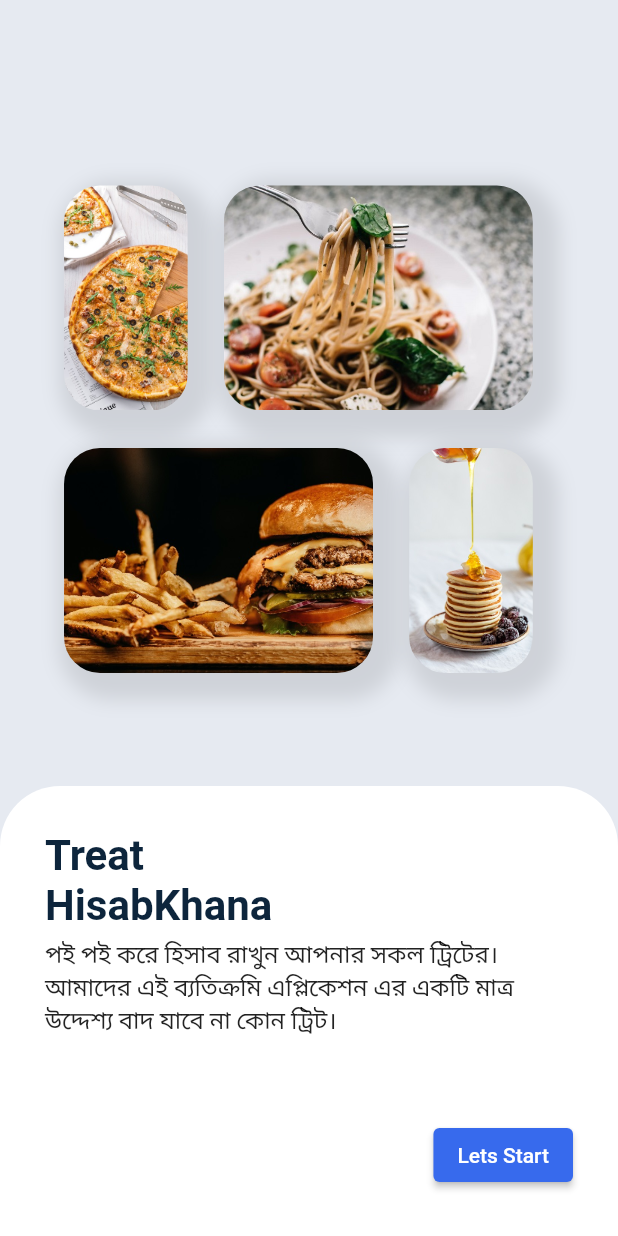
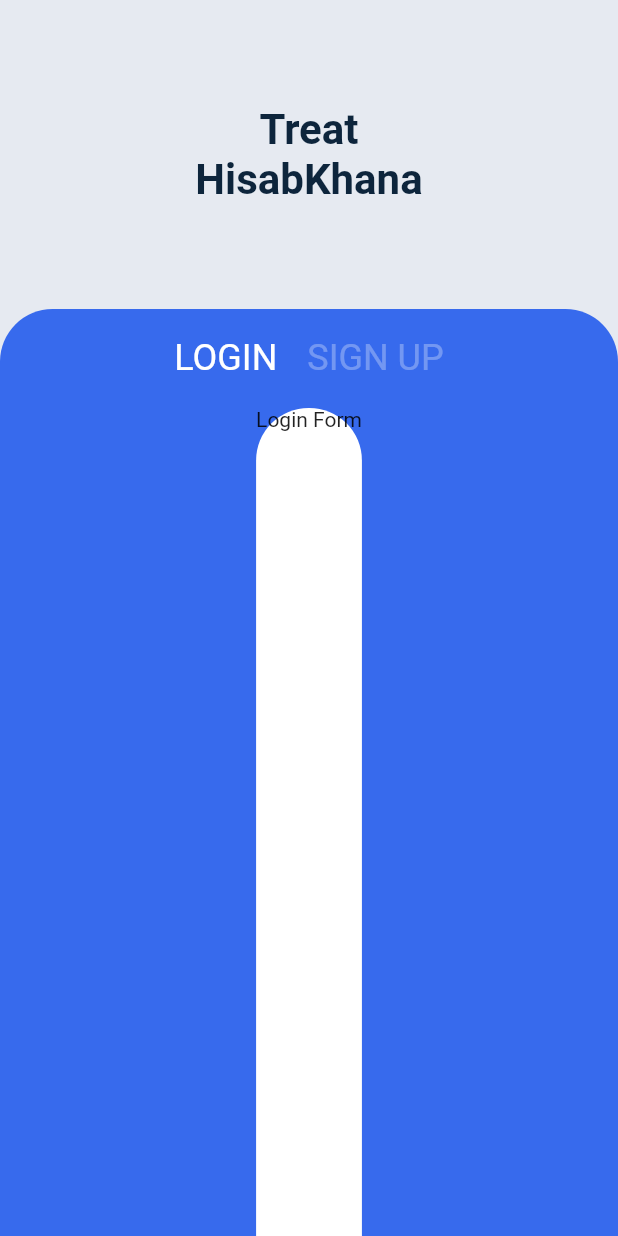
Before and after one commit to TanvirMahin24/treat-hisabkhana, a Flutter app: the screen it shows after launch, after a tap on "Lets Start", on a phone screen of 412 x 824 dp. Run offline on Flutter 3.47's test engine with Material 2 defaults, Android fonts, the phone set to English and light mode, and no system bars.

Commit message:
login signup file made

```diff
--- a/lib/pages/homepage.dart
+++ b/lib/pages/homepage.dart
@@ -1,5 +1,6 @@
 import 'package:flutter/cupertino.dart';
 import 'package:flutter/material.dart';
+import 'package:treat_hisabkhana/pages/login.dart';
 
 class Home extends StatefulWidget {
   const Home({Key? key}) : super(key: key);
@@ -9,12 +10,22 @@ class Home extends StatefulWidget {
 }
 
 class _HomeState extends State<Home> {
+  bool isAuth = false;
+  nextClickFunc(BuildContext ctx) {
+    if (isAuth) {
+      //ROUTE DASHBOARD
+    } else {
+      //ROUTE LOGIN
+      Navigator.push(
+          context, MaterialPageRoute(builder: (context) => const LoginPage()));
+    }
+  }
+
   @override
   Widget build(BuildContext context) {
     return Scaffold(
-      backgroundColor: Color.fromRGBO(230, 234, 241, 1),
-      body: Container(
-        child: Column(
+      backgroundColor: const Color.fromRGBO(230, 234, 241, 1),
+      body: Column(
         mainAxisAlignment: MainAxisAlignment.spaceBetween,
         children: [
           Column(
@@ -28,14 +39,14 @@ class _HomeState extends State<Home> {
                   Stack(
                     children: [
                       Container(
-                          margin: const EdgeInsets.all(5),
+                        margin: const EdgeInsets.all(3),
                         decoration: BoxDecoration(
                           boxShadow: [
                             BoxShadow(
                               color: Colors.black.withOpacity(.1),
                               blurRadius: 10,
                               spreadRadius: 8,
-                                offset: const Offset(0, 0),
+                              offset: const Offset(5, 5),
                             ),
                           ],
                           borderRadius: BorderRadius.circular(35),
@@ -43,8 +54,8 @@ class _HomeState extends State<Home> {
                         child: ClipRRect(
                           borderRadius: BorderRadius.circular(28),
                           child: SizedBox(
-                              width: MediaQuery.of(context).size.width * .21,
-                              height: 155,
+                            width: MediaQuery.of(context).size.width * .2,
+                            height: 150,
                           ),
                         ),
                       ),
@@ -67,14 +78,14 @@ class _HomeState extends State<Home> {
                   Stack(
                     children: [
                       Container(
-                          margin: const EdgeInsets.all(5),
+                        margin: const EdgeInsets.all(3),
                         decoration: BoxDecoration(
                           boxShadow: [
                             BoxShadow(
                               color: Colors.black.withOpacity(.1),
                               blurRadius: 10,
                               spreadRadius: 8,
-                                offset: const Offset(0, 0),
+                              offset: const Offset(5, 5),
                             ),
                           ],
                           borderRadius: BorderRadius.circular(35),
@@ -82,8 +93,8 @@ class _HomeState extends State<Home> {
                         child: ClipRRect(
                           borderRadius: BorderRadius.circular(28),
                           child: SizedBox(
-                              width: MediaQuery.of(context).size.width * .51,
-                              height: 155,
+                            width: MediaQuery.of(context).size.width * .5,
+                            height: 150,
                           ),
                         ),
                       ),
@@ -111,14 +122,14 @@ class _HomeState extends State<Home> {
                   Stack(
                     children: [
                       Container(
-                          margin: const EdgeInsets.all(5),
+                        margin: const EdgeInsets.all(3),
                         decoration: BoxDecoration(
                           boxShadow: [
                             BoxShadow(
                               color: Colors.black.withOpacity(.1),
                               blurRadius: 10,
                               spreadRadius: 8,
-                                offset: const Offset(0, 0),
+                              offset: const Offset(5, 5),
                             ),
                           ],
                           borderRadius: BorderRadius.circular(35),
@@ -126,8 +137,8 @@ class _HomeState extends State<Home> {
                         child: ClipRRect(
                           borderRadius: BorderRadius.circular(28),
                           child: SizedBox(
-                              width: MediaQuery.of(context).size.width * .51,
-                              height: 155,
+                            width: MediaQuery.of(context).size.width * .5,
+                            height: 150,
                           ),
                         ),
                       ),
@@ -150,14 +161,14 @@ class _HomeState extends State<Home> {
                   Stack(
                     children: [
                       Container(
-                          margin: const EdgeInsets.all(5),
+                        margin: const EdgeInsets.all(3),
                         decoration: BoxDecoration(
                           boxShadow: [
                             BoxShadow(
                               color: Colors.black.withOpacity(.1),
                               blurRadius: 10,
                               spreadRadius: 8,
-                                offset: const Offset(0, 0),
+                              offset: const Offset(5, 5),
                             ),
                           ],
                           borderRadius: BorderRadius.circular(35),
@@ -165,8 +176,8 @@ class _HomeState extends State<Home> {
                         child: ClipRRect(
                           borderRadius: BorderRadius.circular(28),
                           child: SizedBox(
-                              width: MediaQuery.of(context).size.width * .21,
-                              height: 155,
+                            width: MediaQuery.of(context).size.width * .2,
+                            height: 150,
                           ),
                         ),
                       ),
@@ -229,8 +240,13 @@ class _HomeState extends State<Home> {
                     mainAxisAlignment: MainAxisAlignment.end,
                     children: [
                       ElevatedButton(
-                          onPressed: () {},
-                          child: const Text("Lets Start"),
+                        onPressed: () => nextClickFunc(context),
+                        child: const Text(
+                          "Lets Start",
+                          style: TextStyle(
+                            fontSize: 18,
+                          ),
+                        ),
                         style: ElevatedButton.styleFrom(
                             primary: Theme.of(context).primaryColor),
                       ),
@@ -242,7 +258,6 @@ class _HomeState extends State<Home> {
           ),
         ],
       ),
-      ),
     );
   }
 }
--- /dev/null
+++ b/lib/pages/login.dart
@@ -0,0 +1,121 @@
+import 'package:flutter/cupertino.dart';
+import 'package:flutter/material.dart';
+import 'package:treat_hisabkhana/widgets/login_form.dart';
+import 'package:treat_hisabkhana/widgets/signup_form.dart';
+
+class LoginPage extends StatefulWidget {
+  const LoginPage({Key? key}) : super(key: key);
+
+  @override
+  _LoginPageState createState() => _LoginPageState();
+}
+
+class _LoginPageState extends State<LoginPage> {
+  bool loginSelected = true;
+
+  selectFunc({login}) {
+    setState(() {
+      loginSelected = login;
+    });
+  }
+
+  @override
+  Widget build(BuildContext context) {
+    return Scaffold(
+      backgroundColor: const Color.fromRGBO(230, 234, 241, 1),
+      body: Container(
+        child: Column(
+          mainAxisAlignment: MainAxisAlignment.spaceBetween,
+          crossAxisAlignment: CrossAxisAlignment.center,
+          children: [
+            Container(
+              height: MediaQuery.of(context).size.height * .25,
+              child: const Center(
+                child: Text(
+                  "Treat\nHisabKhana",
+                  style: TextStyle(
+                    fontSize: 28,
+                    color: Color.fromRGBO(13, 37, 60, 1),
+                    fontWeight: FontWeight.bold,
+                  ),
+                  textAlign: TextAlign.center,
+                ),
+              ),
+            ),
+            Container(
+              height: MediaQuery.of(context).size.height * .75,
+              decoration: BoxDecoration(
+                color: Theme.of(context).primaryColor,
+                borderRadius: const BorderRadius.only(
+                  topLeft: Radius.circular(35),
+                  topRight: Radius.circular(35),
+                ),
+              ),
+              child: Column(
+                mainAxisAlignment: MainAxisAlignment.spaceBetween,
+                children: [
+                  SizedBox(
+                    height: MediaQuery.of(context).size.height * 0.08,
+                    child: Row(
+                      crossAxisAlignment: CrossAxisAlignment.center,
+                      mainAxisAlignment: MainAxisAlignment.center,
+                      children: [
+                        Container(
+                          padding: const EdgeInsets.only(
+                            left: 10,
+                            right: 10,
+                          ),
+                          child: GestureDetector(
+                            onTap: () => selectFunc(login: true),
+                            child: Text(
+                              "LOGIN",
+                              style: TextStyle(
+                                color: Colors.white
+                                    .withOpacity(loginSelected ? 1 : 0.3),
+                                fontSize: 24,
+                                fontWeight: FontWeight.normal,
+                              ),
+                            ),
+                          ),
+                        ),
+                        Container(
+                          padding: const EdgeInsets.only(
+                            left: 10,
+                            right: 10,
+                          ),
+                          child: GestureDetector(
+                            onTap: () => selectFunc(login: false),
+                            child: Text(
+                              "SIGN UP",
+                              style: TextStyle(
+                                color: Colors.white
+                                    .withOpacity(loginSelected ? 0.3 : 1),
+                                fontSize: 24,
+                                fontWeight: FontWeight.normal,
+                              ),
+                            ),
+                          ),
+                        ),
+                      ],
+                    ),
+                  ),
+                  Container(
+                    height: MediaQuery.of(context).size.height * .67,
+                    decoration: const BoxDecoration(
+                      color: Colors.white,
+                      borderRadius: BorderRadius.only(
+                        topLeft: Radius.circular(35),
+                        topRight: Radius.circular(35),
+                      ),
+                    ),
+                    child: loginSelected ? LoginForm() : SignupForm(),
+                  ),
+                ],
+              ),
+            )
+          ],
+        ),
+      ),
+    );
+  }
+}
--- /dev/null
+++ b/lib/widgets/login_form.dart
@@ -0,0 +1,17 @@
+import 'package:flutter/material.dart';
+
+class LoginForm extends StatefulWidget {
+  const LoginForm({Key? key}) : super(key: key);
+
+  @override
+  _LoginFormState createState() => _LoginFormState();
+}
+
+class _LoginFormState extends State<LoginForm> {
+  @override
+  Widget build(BuildContext context) {
+    return Container(
+      child: Text("Login Form"),
+    );
+  }
+}
--- /dev/null
+++ b/lib/widgets/signup_form.dart
@@ -0,0 +1,17 @@
+import 'package:flutter/material.dart';
+
+class SignupForm extends StatefulWidget {
+  const SignupForm({Key? key}) : super(key: key);
+
+  @override
+  _SignupFormState createState() => _SignupFormState();
+}
+
+class _SignupFormState extends State<SignupForm> {
+  @override
+  Widget build(BuildContext context) {
+    return Container(
+      child: Text("Signup"),
+    );
+  }
+}
```
Lines whose indentation alone changed are shown as unchanged.
